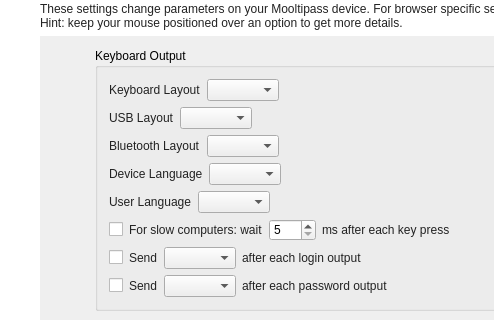
Qt form src/MainWindow.ui (mooltipass/moolticute) before a commit; both pictures show x 0 to 494 and y 101 to 421 of the 988 by 632 pixel window.
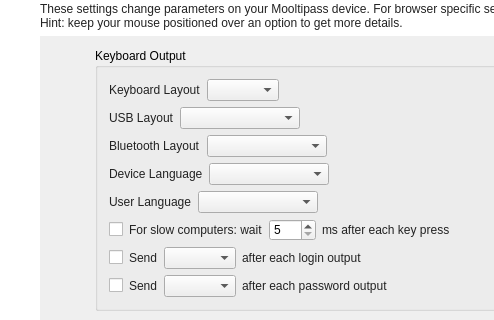
The same form after that commit. The open tabs and pages were chosen to show the change. Icons and pictures are not drawn. Custom widgets are drawn as their Qt base class.

Commit message: [BLE] Device settings enlarge language/layout comboboxes

What changed in the file:
```diff
--- a/src/MainWindow.ui
+++ b/src/MainWindow.ui
@@ -599,7 +599,14 @@
                    </widget>
                   </item>
                   <item>
-                   <widget class="QComboBox" name="comboBoxUsbLayout"/>
+                   <widget class="QComboBox" name="comboBoxUsbLayout">
+                    <property name="minimumSize">
+                     <size>
+                      <width>120</width>
+                      <height>0</height>
+                     </size>
+                    </property>
+                   </widget>
                   </item>
                   <item>
                    <spacer name="horizontalSpacer_50">
@@ -640,7 +647,14 @@
                    </widget>
                   </item>
                   <item>
-                   <widget class="QComboBox" name="comboBoxBtLayout"/>
+                   <widget class="QComboBox" name="comboBoxBtLayout">
+                    <property name="minimumSize">
+                     <size>
+                      <width>120</width>
+                      <height>0</height>
+                     </size>
+                    </property>
+                   </widget>
                   </item>
                   <item>
                    <spacer name="horizontalSpacer_51">
@@ -681,7 +695,14 @@
                    </widget>
                   </item>
                   <item>
-                   <widget class="QComboBox" name="comboBoxDeviceLang"/>
+                   <widget class="QComboBox" name="comboBoxDeviceLang">
+                    <property name="minimumSize">
+                     <size>
+                      <width>120</width>
+                      <height>0</height>
+                     </size>
+                    </property>
+                   </widget>
                   </item>
                   <item>
                    <spacer name="horizontalSpacer_48">
@@ -722,7 +743,14 @@
                    </widget>
                   </item>
                   <item>
-                   <widget class="QComboBox" name="comboBoxUserLanguage"/>
+                   <widget class="QComboBox" name="comboBoxUserLanguage">
+                    <property name="minimumSize">
+                     <size>
+                      <width>120</width>
+                      <height>0</height>
+                     </size>
+                    </property>
+                   </widget>
                   </item>
                   <item>
                    <spacer name="horizontalSpacer_49">
```
